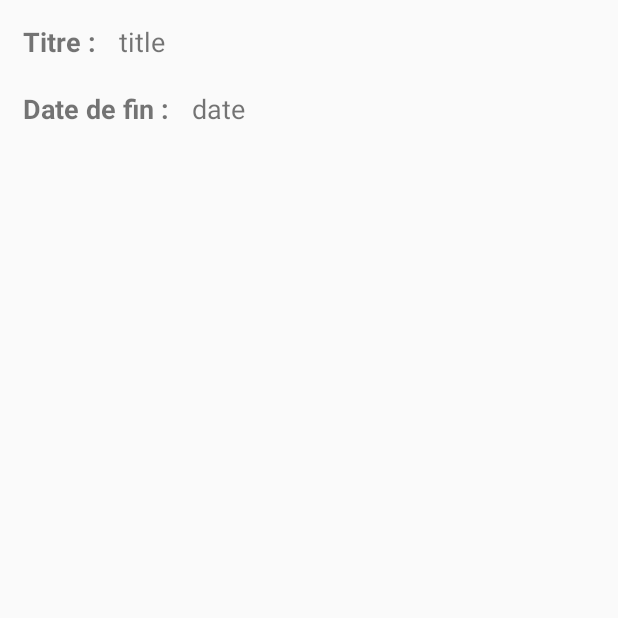
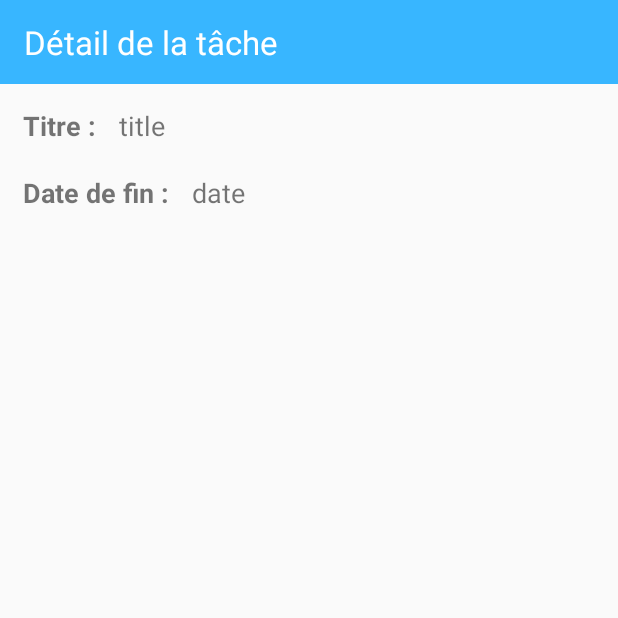
Before and after one commit to cyan974/ToDoList_SA, an Android app: the ViewToDoActivity screen opened directly, with no data from a screen before it, on a phone screen of 412 x 824 dp, the top half of it. Run offline under Robolectric (Android 15) with nearby library versions, the phone set to English and light mode, and no system bars; 2 statements that could not run were skipped.

Commit message:
Ajout toolbar pour le main + détail de la tâche

```diff
--- a/app/src/main/java/com/example/todolist_sa/ViewToDoActivity.java
+++ b/app/src/main/java/com/example/todolist_sa/ViewToDoActivity.java
@@ -24,7 +24,7 @@ public class ViewToDoActivity extends Activity {
     protected void onCreate(Bundle savedInstanceState) {
         setTheme(R.style.AppTheme);
         super.onCreate(savedInstanceState);
-        setContentView(R.layout.activity_viewtodo);
+        setContentView(R.layout.activity_detail_todo);
 
         dbHelper = new DbHelper(this);
 
--- a/app/src/main/res/layout/activity_addtodo.xml
+++ b/app/src/main/res/layout/activity_add_todo.xml
@@ -9,7 +9,7 @@
 
     <include
         android:id="@+id/toolbar"
-        layout="@layout/addview_toolbar" />
+        layout="@layout/toolbar_add_todo" />
 
     <EditText
         android:id="@+id/edtTitre"
--- a/app/src/main/res/layout/activity_viewtodo.xml
+++ b/app/src/main/res/layout/activity_detail_todo.xml
@@ -2,9 +2,12 @@
 <androidx.constraintlayout.widget.ConstraintLayout
     xmlns:android="http://schemas.android.com/apk/res/android"
     xmlns:app="http://schemas.android.com/apk/res-auto"
-    xmlns:tools="http://schemas.android.com/tools"
     android:layout_width="match_parent"
     android:layout_height="match_parent">
+
+    <include
+        android:id="@+id/toolbar"
+        layout="@layout/toolbar_detail_todo" />
 
     <TextView
         android:id="@+id/lblTitle"
@@ -17,7 +20,7 @@
         android:textSize="18sp"
         android:textStyle="bold"
         app:layout_constraintStart_toStartOf="parent"
-        app:layout_constraintTop_toTopOf="parent" />
+        app:layout_constraintTop_toBottomOf="@+id/toolbar" />
 
     <TextView
         android:id="@+id/lblDate"
@@ -42,7 +45,7 @@
         android:text="title"
         android:textSize="18sp"
         app:layout_constraintStart_toEndOf="@+id/lblTitle"
-        app:layout_constraintTop_toTopOf="parent" />
+        app:layout_constraintTop_toBottomOf="@+id/toolbar" />
 
     <TextView
         android:id="@+id/txtDate"
--- a/app/src/main/res/layout/activity_main.xml
+++ b/app/src/main/res/layout/activity_main.xml
@@ -5,6 +5,10 @@
     android:layout_width="match_parent"
     android:layout_height="match_parent"
     tools:context=".MainActivity">
+
+    <include
+        android:id="@+id/toolbar"
+        layout="@layout/toolbar_main" />
 
     <ListView
         android:id="@+id/list_todo"
--- /dev/null
+++ b/app/src/main/res/layout/toolbar_detail_todo.xml
@@ -0,0 +1,19 @@
+<?xml version="1.0" encoding="utf-8"?>
+<androidx.appcompat.widget.Toolbar
+    xmlns:android="http://schemas.android.com/apk/res/android"
+    xmlns:App="http://schemas.android.com/apk/res-auto"
+    android:id="@+id/toolbar"
+    android:layout_width="match_parent"
+    App:theme="@style/AppTheme"
+    android:layout_height="56dp"
+    android:background="@color/colorPrimary">
+
+    <TextView
+        android:id="@+id/lbl_title"
+        android:layout_width="wrap_content"
+        android:layout_height="wrap_content"
+        android:text="Détail de la tâche"
+        android:textColor="@color/colorWhite"
+        android:textSize="22sp" />
+
+</androidx.appcompat.widget.Toolbar>
--- a/app/src/main/res/layout/addview_toolbar.xml
+++ b/app/src/main/res/layout/toolbar_main.xml
@@ -1,9 +1,7 @@
 <?xml version="1.0" encoding="utf-8"?>
 <androidx.appcompat.widget.Toolbar
     xmlns:android="http://schemas.android.com/apk/res/android"
-    xmlns:tools="http://schemas.android.com/tools"
     xmlns:App="http://schemas.android.com/apk/res-auto"
-    xmlns:segmentedgroup="http://schemas.android.com/apk/res-auto"
     android:id="@+id/toolbar"
     android:layout_width="match_parent"
     App:theme="@style/AppTheme"
@@ -14,7 +12,7 @@
         android:id="@+id/lbl_title"
         android:layout_width="wrap_content"
         android:layout_height="wrap_content"
-        android:text="Ajout d'une tâche"
+        android:text="ToDoList"
         android:textColor="@color/colorWhite"
         android:textSize="22sp" />
 
```
Also changed, not shown: app/src/main/java/com/example/todolist_sa/AddToDoActivity.java (+2 -8 lines), app/src/main/res/layout/toolbar_add_todo.xml (added, +19 -0 lines), app/src/main/res/menu/view_menu.xml (deleted, +0 -14 lines), app/src/main/res/layout/list_item_todo.xml (renamed from app/src/main/res/layout/list_itemtodo.xml).
